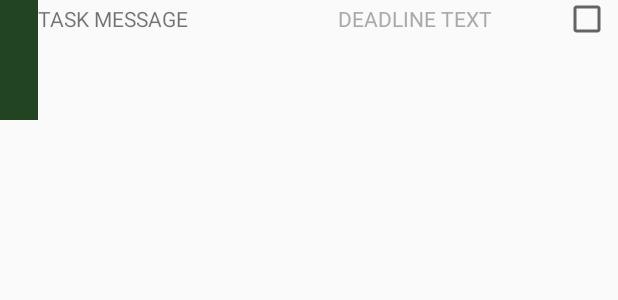
After one commit to Rwhytsell/Android_Classwork, an Android app: the layout task_row.xml on its own in the app's theme, with its tools: preview values and no code run, on a phone screen of 412 x 824 dp. The commit adds this screen. Shown: the top 300 px of the screen. Run offline under Robolectric (Android 15) with nearby library versions, the phone set to English and light mode, and no system bars.

Commit message:
Implemented everything, need to fix dates and live update color code

```diff
--- a/Chapter5/app/src/main/java/com/domain/ryan/chapter5/DatabaseManager.java
+++ b/Chapter5/app/src/main/java/com/domain/ryan/chapter5/DatabaseManager.java
@@ -45,15 +45,15 @@ public class DatabaseManager extends SQLiteOpenHelper{
         SQLiteDatabase db = this.getWritableDatabase();
         String sqlInsert = "insert into " + TABLE_TASK;
         sqlInsert += " values( null, \"" + task.getMessage();
-        sqlInsert += "\", \"" + task.getDeadline();
-        sqlInsert += "\", 0, null)";
+        sqlInsert += "\", \"" + task.getDeadline().getTime();
+        sqlInsert += "\", " + (task.getComplete() ? 1: 0) + ", null)";
 
         db.execSQL(sqlInsert);
         db.close();
     }
 
     public void deleteById( int id) {
-        SQLiteDatabase db = this .getWritableDatabase();
+        SQLiteDatabase db = this.getWritableDatabase();
         String sqlDelete = "delete from " + TABLE_TASK;
         sqlDelete += " where " + ID + " = " + id;
 
--- a/Chapter5/app/src/main/res/layout/activity_newtask.xml
+++ b/Chapter5/app/src/main/res/layout/activity_newtask.xml
@@ -14,7 +14,7 @@
         android:layout_marginStart="8dp"
         android:layout_marginTop="32dp"
         android:ems="10"
-        android:inputType="textMultiLine"
+        android:inputType="textCapSentences"
         app:layout_constraintEnd_toEndOf="parent"
         app:layout_constraintHorizontal_bias="0.0"
         app:layout_constraintStart_toStartOf="parent"
--- a/Chapter5/app/src/main/res/layout/content_main.xml
+++ b/Chapter5/app/src/main/res/layout/content_main.xml
@@ -3,6 +3,7 @@
     xmlns:android="http://schemas.android.com/apk/res/android"
     xmlns:app="http://schemas.android.com/apk/res-auto"
     xmlns:tools="http://schemas.android.com/tools"
+    android:id="@+id/TaskList"
     android:layout_width="match_parent"
     android:layout_height="match_parent"
     app:layout_behavior="@string/appbar_scrolling_view_behavior"
--- /dev/null
+++ b/Chapter5/app/src/main/res/layout/task_row.xml
@@ -0,0 +1,34 @@
+<?xml version="1.0" encoding="utf-8"?>
+<LinearLayout
+    xmlns:android="http://schemas.android.com/apk/res/android"
+    android:layout_width="match_parent"
+    android:layout_height="80dp"
+    >
+
+    <TextView
+        android:id="@+id/ColorTab"
+        android:layout_width="25dp"
+        android:layout_height="match_parent"
+        android:background="@color/colorAccent"
+        />
+
+    <TextView
+        android:id="@+id/TaskMessage"
+        android:layout_width="200dp"
+        android:layout_height="50dp"
+        android:text="TASK MESSAGE"/>
+
+    <TextView
+        android:id="@+id/DeadlineText"
+        android:layout_width="150dp"
+        android:layout_height="50dp"
+        android:textColor="@android:color/darker_gray"
+        android:text="DEADLINE TEXT"
+        />
+
+    <CheckBox
+        android:id="@+id/TaskCheckbox"
+        android:layout_width="25dp"
+        android:layout_height="25dp" />
+
+</LinearLayout>
--- a/Chapter5/app/src/main/res/values/colors.xml
+++ b/Chapter5/app/src/main/res/values/colors.xml
@@ -3,4 +3,7 @@
     <color name="colorPrimary">#3F51B5</color>
     <color name="colorPrimaryDark">#303F9F</color>
     <color name="colorAccent">#224422</color>
+    <color name="Red">#FF0000</color>
+    <color name="Yellow">#FF1</color>
+    <color name="Green">#224422</color>
 </resources>
```
Also changed, not shown: Chapter5/app/src/main/java/com/domain/ryan/chapter5/MainActivity.java (+20 -0 lines), Chapter5/app/src/main/java/com/domain/ryan/chapter5/Newtask.java (+7 -2 lines), Chapter5/app/src/main/java/com/domain/ryan/chapter5/Task.java (+12 -0 lines), Chapter5/app/src/main/java/com/domain/ryan/chapter5/taskAdapter.java (added, +105 -0 lines).
